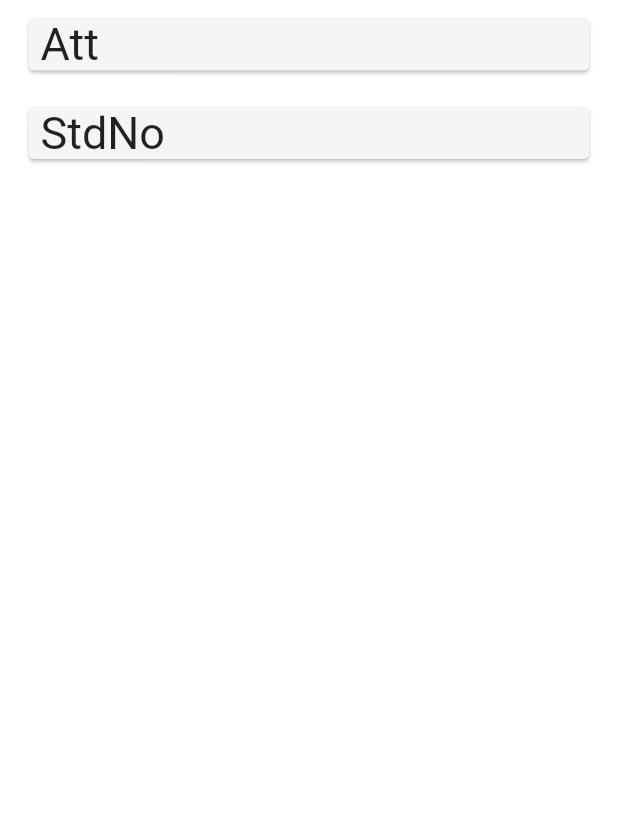
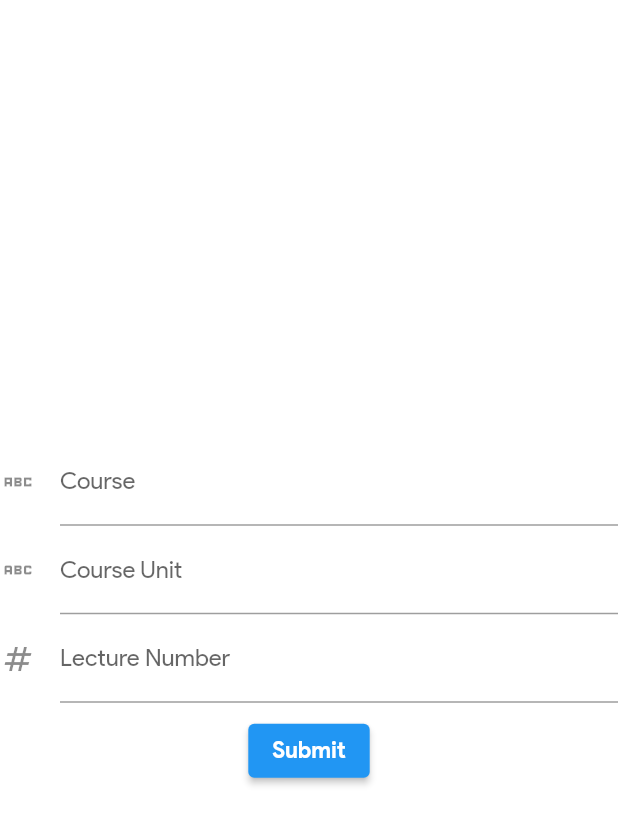
Before and after one commit to jay67nie/stuatt, a Flutter app: the ClassesWidget screen opened directly, on a phone screen of 412 x 824 dp. Shown: the top 825 px of the screen. Run offline on Flutter 3.47's test engine with Material 2 defaults, Android fonts, the phone set to English and light mode, and no system bars; our stand-ins replace cloud_firestore, firebase_auth, firebase_core, google_fonts, qr_flutter; missing offline and left inert: barcode_scan2; accounts and stored records are empty; Roboto replaces fonts that are missing (Poppins).

Commit message:
Integration of modules

```diff
--- a/lib/authentication/next_page.dart
+++ b/lib/authentication/next_page.dart
@@ -60,4 +60,10 @@ class _NextPageState extends State<NextPage> {
   //       }),
   //     );
   // }
+
+ // Future<void> signOut() async{
+ //
+ //
+ //
+ // }
 }
--- a/lib/class/attendance.dart
+++ b/lib/class/attendance.dart
@@ -4,15 +4,16 @@ import 'package:cloud_firestore/cloud_firestore.dart';
 import 'package:firebase_auth/firebase_auth.dart';
 
 class Attendance {
-  Attendance({this.cUnit});
-  static String? lecNo;
-  static String? course;
+  Attendance({required this.cUnit, required this.lecNo, required this.course});
+  String? lecNo;
+  String? course;
   String? cUnit;
 
   late List<String> att = <String>[];
   Future<List> getLecNo() async{
    // Map<String, dynamic> courseUnit = {"Att": Null};
    // var user = FirebaseAuth.instance.currentUser!;
+    course = course!+ DateTime.now().year.toString();
     await FirebaseFirestore.instance.collection(course!).get().then((QuerySnapshot qs) async {
         for(QueryDocumentSnapshot qds in qs.docs) {
           Map<String, dynamic> sData = qds.data() as Map<String, dynamic>;
@@ -54,7 +55,7 @@ class Attendance {
     //
     //
     // });
-
+    print("We reached");
     print(att);
     return att;
 
@@ -62,10 +63,10 @@ class Attendance {
   }
 
 
-  static void getCourse(String c, String l){
-    lecNo = l;
-    course = c;
-    course!=course!+DateTime.now().year.toString();
-  }
+  // static void getCourse(String c, String l){
+  //   lecNo = l;
+  //   course = c;
+  //   course!=course!+DateTime.now().year.toString();
+  // }
 
 }
--- a/lib/class/classes.dart
+++ b/lib/class/classes.dart
@@ -11,49 +11,58 @@ class ClassesWidget extends StatefulWidget {
 }
 
 class _ClassesWidgetState extends State<ClassesWidget> {
-  bool lecturePage = false;
+  //bool lecturePage = false;
   bool got = false;
-  int toGet = 1;
-  late int clickIndex = 0;
+ // int toGet = 1;
+  //late int clickIndex = 0;
   late List<dynamic> courses = <dynamic>[];
   final scaffoldKey = GlobalKey<ScaffoldState>();
 
-   getList(int x) async {
-    if(x ==1) {
-      var tempList = await Teaching().getCourses();
-      courses = tempList;
-      got = true;
-      setState((){
-      });
-
-    }
-    if(x ==2) {
-      var tempList = await LectureNo(courseUnit: courses[clickIndex]).getLecNo();
-      courses = tempList;
-      got =true;
-      setState((){
-      });
-
-    }
-    if(x ==3) {
-      var tempList = await Attendance(cUnit: courses[clickIndex]).getLecNo();
-      courses = tempList;
-      got = true;
-      setState((){
-      });
-
-    }
-  }
+  //  getList(int x) async {
+  //   if(x ==1) {
+  //     var tempList = await Teaching().getCourses();
+  //     courses = tempList;
+  //     print(courses);
+  //
+  //     got = true;
+  //     setState((){
+  //     });
+  //
+  //   }
+  //   if(x ==2) {
+  //     print(courses);
+  //
+  //     var tempList = await LectureNo(courseUnit: courses[clickIndex]).getLecNo();
+  //     courses = tempList;
+  //     got =true;
+  //     setState((){
+  //     });
+  //
+  //   }
+  //   if(x ==3) {
+  //     print(courses);
+  //     var tempList = await Attendance(cUnit: courses[clickIndex].toString()).getLecNo();
+  //     courses = tempList;
+  //     got = true;
+  //     setState((){
+  //     });
+  //
+  //   }
+  // }
 
   @override
   Widget build(BuildContext context) {
-    if(!got) getList(toGet);
+    //if(!got) getList(toGet);
     return Scaffold(
       key: scaffoldKey,
       backgroundColor: Colors.white,
       body: SafeArea(
         child: GestureDetector(
           onTap: () => FocusScope.of(context).unfocus(),
+          child: !got? getCourses()
+
+          : SingleChildScrollView(
+
             child: Column(
               mainAxisSize: MainAxisSize.max,
               children: [
@@ -67,26 +76,6 @@ class _ClassesWidgetState extends State<ClassesWidget> {
                       padding: const EdgeInsetsDirectional.fromSTEB(15, 8, 15, 8),
                       child: GestureDetector(
                         onTap: () {
-                        setState(() {
-                          if(!lecturePage) {
-                            setState((){
-                              got = false;
-                              toGet = 2;
-                            });
-                          lecturePage = !lecturePage;
-                          }
-
-                          else{
-                            setState((){
-                              got = false;
-                              toGet = 3;
-                            });
-                            lecturePage = !lecturePage;
-
-                          }
-
-
-                        });
 
                         },
                         child: Card(
@@ -95,10 +84,10 @@ class _ClassesWidgetState extends State<ClassesWidget> {
                           child: Padding(
                             padding: const EdgeInsetsDirectional.fromSTEB(8, 0, 0, 0),
                             child: Text(
-                            courses[index],
+                                "${index+1}.  ${courses[index]}",
                               textAlign: TextAlign.start,
                               style: const TextStyle(
-                              fontFamily: 'Poppins',
+                                fontFamily: 'Product Sans',
                                 fontSize: 30,
                               ),
                             ),
@@ -110,8 +99,88 @@ class _ClassesWidgetState extends State<ClassesWidget> {
                 ),
               ],
             ),
+
+          ),
+
+
         ),
       ),
     );
   }
+
+
+  Widget getCourses(){
+
+    final _formKey = GlobalKey<FormState>();
+    TextEditingController? courseUnitController = TextEditingController();
+    TextEditingController? lecNoController = TextEditingController();
+    TextEditingController? courseCodeController = TextEditingController();
+    return Form(
+            key: _formKey,
+            child: Column(
+                crossAxisAlignment: CrossAxisAlignment.center,
+                mainAxisAlignment: MainAxisAlignment.center,
+                children: <Widget>[
+                  TextFormField(
+                    controller: courseCodeController,
+                    decoration: const InputDecoration(
+                      icon: Icon(Icons.abc_sharp),
+                      hintText: 'Enter your course',
+                      labelText: 'Course',
+                    ),
+                  ),
+                  TextFormField(
+                    controller: courseUnitController,
+                    decoration: const InputDecoration(
+                      icon: Icon(Icons.abc_outlined),
+                      hintText: 'Enter your course unit',
+                      labelText: 'Course Unit',
+                    ),
+                  ),
+                  TextFormField(
+                    controller: lecNoController,
+                    decoration: const InputDecoration(
+                      icon: Icon(Icons.numbers_outlined),
+                      hintText: 'Enter the lecture number',
+                      labelText: 'Lecture Number',
+                    ),
+                  ),
+                  Column(mainAxisAlignment: MainAxisAlignment.center,
+                      children: [
+                        Center(
+                            child: Row(
+                              mainAxisAlignment: MainAxisAlignment.center,
+                              children: [
+                                Center(
+                                    child: Padding(
+                                      padding: const EdgeInsets.symmetric(vertical: 8),
+                                      child: ElevatedButton (
+                                        onPressed: () async {
+                                          courses = await Attendance(cUnit: courseUnitController.text.trim(),
+                                          course: courseCodeController.text.trim(),
+                                            lecNo: lecNoController.text.trim(),
+
+                                          ).getLecNo();
+
+                                          setState(() {
+
+                                            got = true;
+
+
+                                          });
+
+
+                                        },
+                                        child: const Text("Submit",
+                                            style: TextStyle(fontWeight: FontWeight.bold, color: Colors.white, fontSize: 15)),
+                                      ),
+                                    )),
+                              ],
+                            )
+                        ),
+                      ]),
+                ]));
+
+
   }
+}
--- a/lib/class/create.dart
+++ b/lib/class/create.dart
@@ -13,7 +13,7 @@ class Create{
 
     var names = <String, dynamic>{
       "CUnits": {
-        courseCode: [int.parse(lecNo)]
+        courseCode: FieldValue.arrayUnion([int.parse(lecNo)])
       }
 
     };
@@ -26,7 +26,7 @@ class Create{
     }
 
     catch (e) {
-      return "Failure";
+      return e.toString();
     }
 
   }
```
Also changed, not shown: lib/QRGeneration/middlepage.dart (+29 -8 lines). Lines whose indentation alone changed are shown as unchanged.
